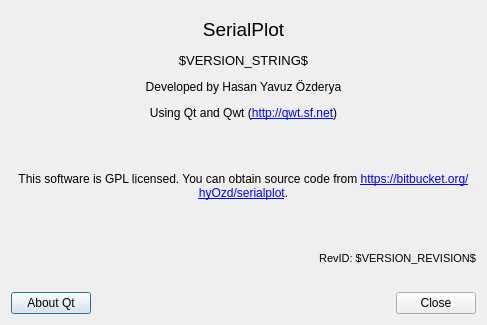
Before: the Qt Designer form about_dialog.ui in AlexanderAmelkin/SerialPlot, drawn with Qt 5.
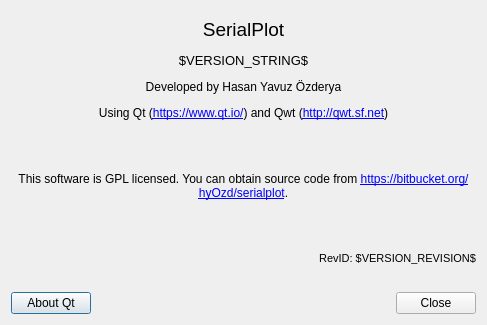
After: the same form once the commit is applied.

Commit message: added link to qt website

Diff of the .ui file:
```diff
--- a/about_dialog.ui
+++ b/about_dialog.ui
@@ -17,7 +17,7 @@
    <item>
     <widget class="QLabel" name="lbAbout">
      <property name="text">
-      <string>&lt;html&gt;&lt;head/&gt;&lt;body&gt;&lt;p align=&quot;center&quot;&gt;&lt;span style=&quot; font-size:14pt;&quot;&gt;SerialPlot&lt;/span&gt;&lt;/p&gt;&lt;p align=&quot;center&quot;&gt;&lt;span style=&quot; font-size:10pt;&quot;&gt;$VERSION_STRING$&lt;/span&gt;&lt;/p&gt;&lt;p align=&quot;center&quot;&gt;Developed by Hasan Yavuz Özderya&lt;/p&gt;&lt;p align=&quot;center&quot;&gt;Using Qt and Qwt (&lt;a href=&quot;http://qwt.sf.net&quot;&gt;&lt;span style=&quot; text-decoration: underline; color:#0000ff;&quot;&gt;http://qwt.sf.net&lt;/span&gt;&lt;/a&gt;)&lt;/p&gt;&lt;p align=&quot;center&quot;&gt;&lt;br/&gt;&lt;/p&gt;&lt;p align=&quot;center&quot;&gt;This software is GPL licensed. You can obtain source code from &lt;a href=&quot;https://bitbucket.org/hyOzd/serialplot&quot;&gt;&lt;span style=&quot; text-decoration: underline; color:#0000ff;&quot;&gt;https://bitbucket.org/hyOzd/serialplot&lt;/span&gt;&lt;/a&gt;.&lt;/p&gt;&lt;p align=&quot;center&quot;&gt;&lt;br/&gt;&lt;/p&gt;&lt;p align=&quot;right&quot;&gt;&lt;span style=&quot; font-size:8pt;&quot;&gt;RevID: $VERSION_REVISION$&lt;br/&gt;&lt;/span&gt;&lt;/p&gt;&lt;/body&gt;&lt;/html&gt;</string>
+      <string>&lt;html&gt;&lt;head/&gt;&lt;body&gt;&lt;p align=&quot;center&quot;&gt;&lt;span style=&quot; font-size:14pt;&quot;&gt;SerialPlot&lt;/span&gt;&lt;/p&gt;&lt;p align=&quot;center&quot;&gt;&lt;span style=&quot; font-size:10pt;&quot;&gt;$VERSION_STRING$&lt;/span&gt;&lt;/p&gt;&lt;p align=&quot;center&quot;&gt;Developed by Hasan Yavuz Özderya&lt;/p&gt;&lt;p align=&quot;center&quot;&gt;Using Qt (&lt;a href=&quot;https://www.qt.io/&quot;&gt;&lt;span style=&quot; text-decoration: underline; color:#0000ff;&quot;&gt;https://www.qt.io/&lt;/span&gt;&lt;/a&gt;) and Qwt (&lt;a href=&quot;http://qwt.sf.net&quot;&gt;&lt;span style=&quot; text-decoration: underline; color:#0000ff;&quot;&gt;http://qwt.sf.net&lt;/span&gt;&lt;/a&gt;)&lt;/p&gt;&lt;p align=&quot;center&quot;&gt;&lt;br/&gt;&lt;/p&gt;&lt;p align=&quot;center&quot;&gt;This software is GPL licensed. You can obtain source code from &lt;a href=&quot;https://bitbucket.org/hyOzd/serialplot&quot;&gt;&lt;span style=&quot; text-decoration: underline; color:#0000ff;&quot;&gt;https://bitbucket.org/hyOzd/serialplot&lt;/span&gt;&lt;/a&gt;.&lt;/p&gt;&lt;p align=&quot;center&quot;&gt;&lt;br/&gt;&lt;/p&gt;&lt;p align=&quot;right&quot;&gt;&lt;span style=&quot; font-size:8pt;&quot;&gt;RevID: $VERSION_REVISION$&lt;br/&gt;&lt;/span&gt;&lt;/p&gt;&lt;/body&gt;&lt;/html&gt;</string>
      </property>
      <property name="wordWrap">
       <bool>true</bool>
```
